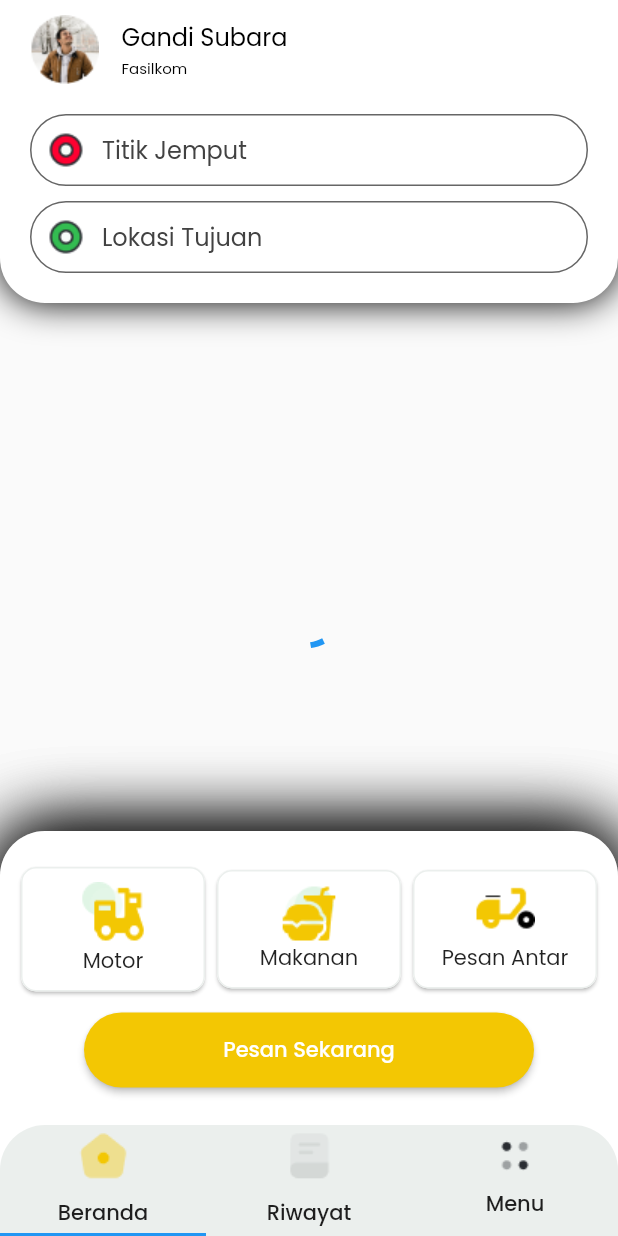
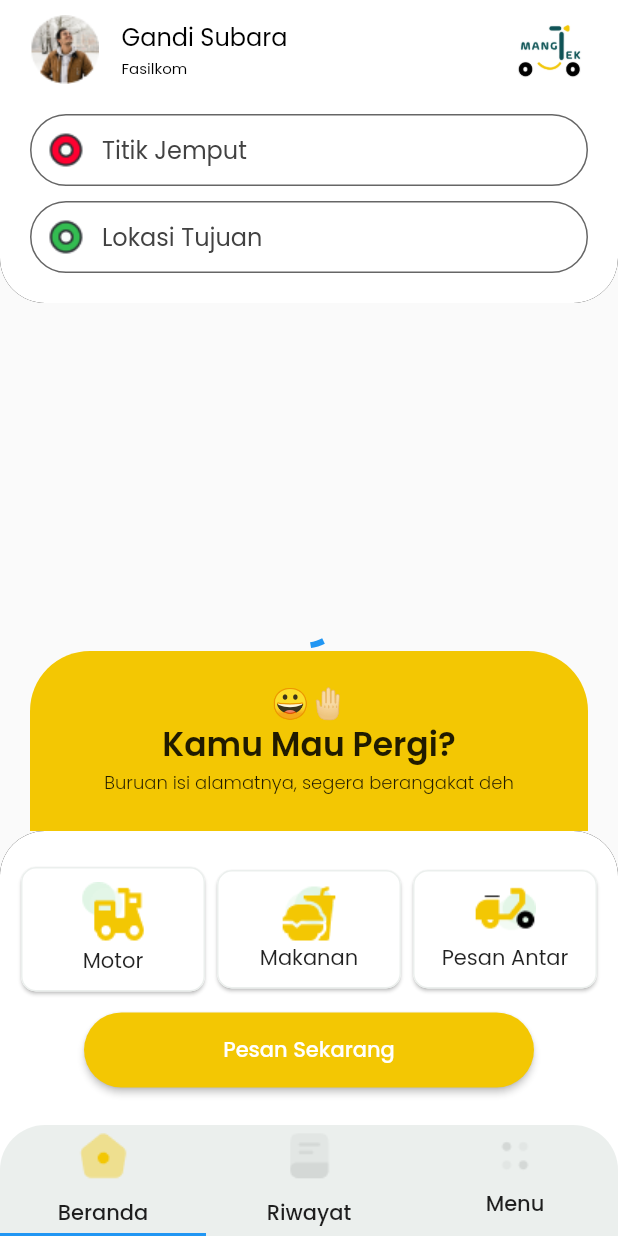
Before and after one commit to Fasilkom-Competitive-Community/homepage-fe, a Flutter app: the screen it shows after launch, on a phone screen of 412 x 824 dp. Run offline on Flutter 3.47's test engine with Material 2 defaults, Android fonts, the phone set to English and light mode, and no system bars; our stand-ins replace flutter_svg, google_maps_flutter, location.

Commit message:
homepage fe

```diff
--- a/lib/main.dart
+++ b/lib/main.dart
@@ -23,6 +23,12 @@ class Home extends StatefulWidget {
 
 class _HomeState extends State<Home> with SingleTickerProviderStateMixin {
   late TabController controller;
+  String _warnaAktif = "#F3C703";
+  String _warnaTidakAktif = "#1E1E1E";
+  String _warnaBeranda = "#F3C703";
+  String _warnaRiwayat = "#1E1E1E";
+  String _warnaMenu = "#1E1E1E";
+
   bool card = true;
   Color warna = '#ffffff'.toColor();
   Widget box({width: 100.0, height: 100.0}) => Container(
@@ -44,9 +50,28 @@ class _HomeState extends State<Home> with SingleTickerProviderStateMixin {
     });
   }
 
+  int selectedTabbar = -1;
+
+  void _ubahWarna2(int indexActiveTabbar) {
+    setState(() {
+      if (indexActiveTabbar == selectedTabbar) {
+        // toggle tabbar
+        selectedTabbar = -1;
+      } else {
+        selectedTabbar = indexActiveTabbar;
+      }
+    });
+  }
+
   @override
   void initState() {
     super.initState();
+    focusNodeLokasiTujuan.addListener(() {
+      setState(() {});
+    });
+    focusNodeTitikJemput.addListener(() {
+      setState(() {});
+    });
     controller = TabController(length: 3, vsync: this);
     getCurrentLocation();
   }
@@ -56,6 +81,10 @@ class _HomeState extends State<Home> with SingleTickerProviderStateMixin {
     controller.dispose();
     super.dispose();
   }
+
+  bool stateFocusTextfield = false;
+  FocusNode focusNodeTitikJemput = FocusNode();
+  FocusNode focusNodeLokasiTujuan = FocusNode();
 
   Widget buildTopBar() {
     return Wrap(
@@ -70,7 +99,7 @@ class _HomeState extends State<Home> with SingleTickerProviderStateMixin {
           ),
           decoration: const BoxDecoration(
               color: Colors.white,
-              boxShadow: [BoxShadow(blurRadius: 20.0)],
+              boxShadow: [BoxShadow(blurRadius: 0)],
               borderRadius: BorderRadius.only(
                   bottomRight: Radius.circular(30.0),
                   bottomLeft: Radius.circular(30.0))),
@@ -102,10 +131,10 @@ class _HomeState extends State<Home> with SingleTickerProviderStateMixin {
                       ],
                     ),
                     Expanded(child: Container()),
-                    //  Image.asset(
-                    //   "img/logo.png",
-                    //   fit: BoxFit.contain,
-                    // ),
+                    Image.asset(
+                      "img/logo.png",
+                      scale: 2.7,
+                    ),
                   ],
                 ),
               ),
@@ -115,6 +144,7 @@ class _HomeState extends State<Home> with SingleTickerProviderStateMixin {
               Container(
                 // padding: const EdgeInsets.fromLTRB(20, 20, 20, 10),
                 child: TextField(
+                  focusNode: focusNodeTitikJemput,
                   // style: TextStyle(color: Colors.pinkAccent, height:
                   //     MediaQuery.of(context).size.height/80),
                   decoration: InputDecoration(
@@ -137,6 +167,7 @@ class _HomeState extends State<Home> with SingleTickerProviderStateMixin {
               Container(
                 // padding: const EdgeInsets.fromLTRB(20, 0, 20, 25),
                 child: TextField(
+                  focusNode: focusNodeLokasiTujuan,
                   decoration: InputDecoration(
                       contentPadding: EdgeInsets.symmetric(vertical: 10),
                       border: OutlineInputBorder(
@@ -158,8 +189,51 @@ class _HomeState extends State<Home> with SingleTickerProviderStateMixin {
     );
   }
 
+  Widget buildPesanSekarang() {
+    return Container(
+      padding: const EdgeInsets.symmetric(
+        horizontal: 20,
+      ),
+      width: MediaQuery.of(context).size.width,
+      height: 120.0,
+      color: const Color.fromRGBO(0, 0, 0, 0),
+      child: Container(
+        decoration: const BoxDecoration(
+          borderRadius: BorderRadius.only(
+            topLeft: Radius.circular(40),
+            topRight: Radius.circular(40),
+          ),
+          color: Color(0xFFF3C703),
+        ),
+        child: Column(
+          mainAxisAlignment: MainAxisAlignment.center,
+          children: const [
+            Text(
+              "😀🤚🏻",
+              style: TextStyle(fontSize: 20.0),
+            ),
+            Text(
+              "Kamu Mau Pergi?",
+              style: TextStyle(fontSize: 22.0, fontWeight: FontWeight.w600),
+            ),
+            Text(
+              "Buruan isi alamatnya, segera berangakat deh",
+              style: TextStyle(fontSize: 12.0, fontWeight: FontWeight.w300),
+            )
+          ],
+        ),
+      ),
+    );
+    //
+  }
+
   Widget buildBottomBar() {
-    return Container(
+    return Column(
+      mainAxisSize: MainAxisSize.min,
+      children: [
+        // kamu mau pergi
+        buildPesanSekarang(),
+        Container(
           height: 270.0,
           padding: const EdgeInsets.symmetric(
             vertical: 20,
@@ -167,9 +241,10 @@ class _HomeState extends State<Home> with SingleTickerProviderStateMixin {
           ),
           decoration: const BoxDecoration(
               color: Colors.white,
-          boxShadow: [BoxShadow(blurRadius: 40.0)],
+              boxShadow: [BoxShadow(blurRadius: 0)],
               borderRadius: BorderRadius.only(
-              topRight: Radius.circular(30.0), topLeft: Radius.circular(30.0))),
+                  topRight: Radius.circular(30.0),
+                  topLeft: Radius.circular(30.0))),
           child: Column(
             children: [
               Row(
@@ -182,6 +257,9 @@ class _HomeState extends State<Home> with SingleTickerProviderStateMixin {
                         _ubahWarna(0);
                       },
                       child: Card(
+                        color: selectedCard == 0
+                                  ? '#F7FCF9'.toColor()
+                                  : "#FFFFFF".toColor(),
                         shape: RoundedRectangleBorder(
                             side: BorderSide(
                               color: selectedCard == 0
@@ -193,7 +271,11 @@ class _HomeState extends State<Home> with SingleTickerProviderStateMixin {
                           padding: EdgeInsets.all(10.0),
                           decoration: BoxDecoration(),
                           child: Column(
-                        children: [Image.asset("img/motor.png"), Text("Motor")],
+                            // mainAxisAlignment: MainAxisAlignment.start,
+                            children: [
+                              Image.asset("img/motor.png"),
+                              Text("Motor")
+                            ],
                           ),
                         ),
                       ),
@@ -205,6 +287,9 @@ class _HomeState extends State<Home> with SingleTickerProviderStateMixin {
                         _ubahWarna(1);
                       },
                       child: Card(
+                        color: selectedCard == 1
+                                  ? '#F7FCF9'.toColor()
+                                  : "#FFFFFF".toColor(),
                         shape: RoundedRectangleBorder(
                             side: BorderSide(
                               color: selectedCard == 1
@@ -231,6 +316,9 @@ class _HomeState extends State<Home> with SingleTickerProviderStateMixin {
                         _ubahWarna(2);
                       },
                       child: Card(
+                        color: selectedCard == 2
+                                  ? '#F7FCF9'.toColor()
+                                  : "#FFFFFF".toColor(),
                         shape: RoundedRectangleBorder(
                             side: BorderSide(
                               color: selectedCard == 2
@@ -261,13 +349,16 @@ class _HomeState extends State<Home> with SingleTickerProviderStateMixin {
                 height: 50.0,
                 child: ElevatedButton(
                   style: ElevatedButton.styleFrom(
-                  shape: StadiumBorder(), backgroundColor: '#F3C703'.toColor()),
+                      shape: StadiumBorder(),
+                      backgroundColor: '#F3C703'.toColor()),
                   child: const Text("Pesan Sekarang"),
                   onPressed: (() => context),
                 ),
               )
             ],
           ),
+        ),
+      ],
     );
     //
   }
@@ -334,17 +425,8 @@ class _HomeState extends State<Home> with SingleTickerProviderStateMixin {
             buildMapBackground(),
             // bar atas
             buildTopBar(),
-            // kamu mau pergi
-            Align(
-              alignment: Alignment.bottomCenter,
-              child: buildBottomBar(),
-            ),
-
             // bottom bar
-            Align(
-              alignment: Alignment.bottomCenter,
-              child: buildBottomBar(),
-            ),
+            conditionalBuildBottomBar(),
             // bottom navigation bar
             Align(
               alignment: Alignment.bottomCenter,
@@ -368,30 +450,64 @@ class _HomeState extends State<Home> with SingleTickerProviderStateMixin {
           Tab(
             icon: Image.asset(
               "img/home.png",
+              // scale: 1.5,
+              // color: _warnaBeranda.toColor(),
+              // width: 100.0,
               color: '#F3C703'.toColor(),
             ),
+            // ),
+
             child: Text(
               "Beranda",
               style: TextStyle(color: '#1E1E1E'.toColor()),
-              )),
+            ),
+            // SizedBox(height: 0,)
+          ),
           Tab(
             icon: Image.asset(
               "img/book.png",
+              // scale: 1.5,
+              // color: _warnaBeranda.toColor(),
+              // width: 100.0,
+              color: '#D4D8D6'.toColor(),
             ),
+            // ),
+
             child: Text(
               "Riwayat",
               style: TextStyle(color: '#1E1E1E'.toColor()),
-              )),
+            ),
+            // SizedBox(height: 0,)
+          ),
           Tab(
             icon: Image.asset(
               "img/menu.png",
+              // scale: 1.5,
+              // color: _warnaBeranda.toColor(),
+              // width: 100.0,
+              color: '#D4D8D6'.toColor(),
             ),
+            // ),
+
             child: Text(
               "Menu",
               style: TextStyle(color: '#1E1E1E'.toColor()),
-              )),
+            ),
+            // SizedBox(height: 0,)
+          ),
         ],
       ),
     );
   }
+
+  Widget conditionalBuildBottomBar() {
+    // print("lokasi tujuan : ${focusNodeLokasiTujuan.hasPrimaryFocus}");
+    // print("lokasi jemput : ${focusNodeTitikJemput.hasPrimaryFocus}");
+    return !focusNodeLokasiTujuan.hasFocus && !focusNodeTitikJemput.hasFocus
+        ? Align(
+            alignment: Alignment.bottomCenter,
+            child: buildBottomBar(),
+          )
+        : const SizedBox();
   }
+}
--- a/pubspec.yaml
+++ b/pubspec.yaml
@@ -66,7 +66,9 @@ flutter:
 
   assets:
   - img/book.png
+  - img/book.svg
   - img/home.png
+  - img/home.svg
   - img/status.png
   - img/profile.png
   - img/logo.png
@@ -77,6 +79,7 @@ flutter:
   - img/makanan.png
   - img/pesanAntar.png
   - img/menu.png
+  - img/menu.svg
 
   # To add assets to your application, add an assets section, like this:
   # assets:
```
Also changed, not shown: img/book.svg (added), img/home.svg (added), img/menu.svg (added), img/pesanAntar.png. Lines whose indentation alone changed are shown as unchanged.
